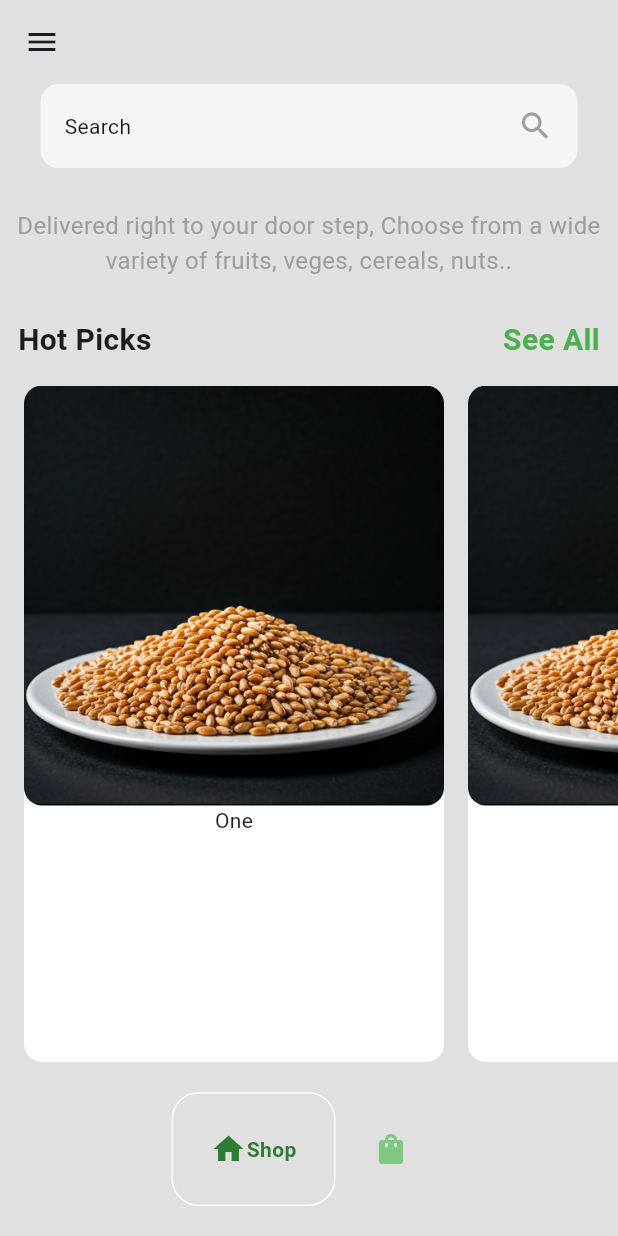
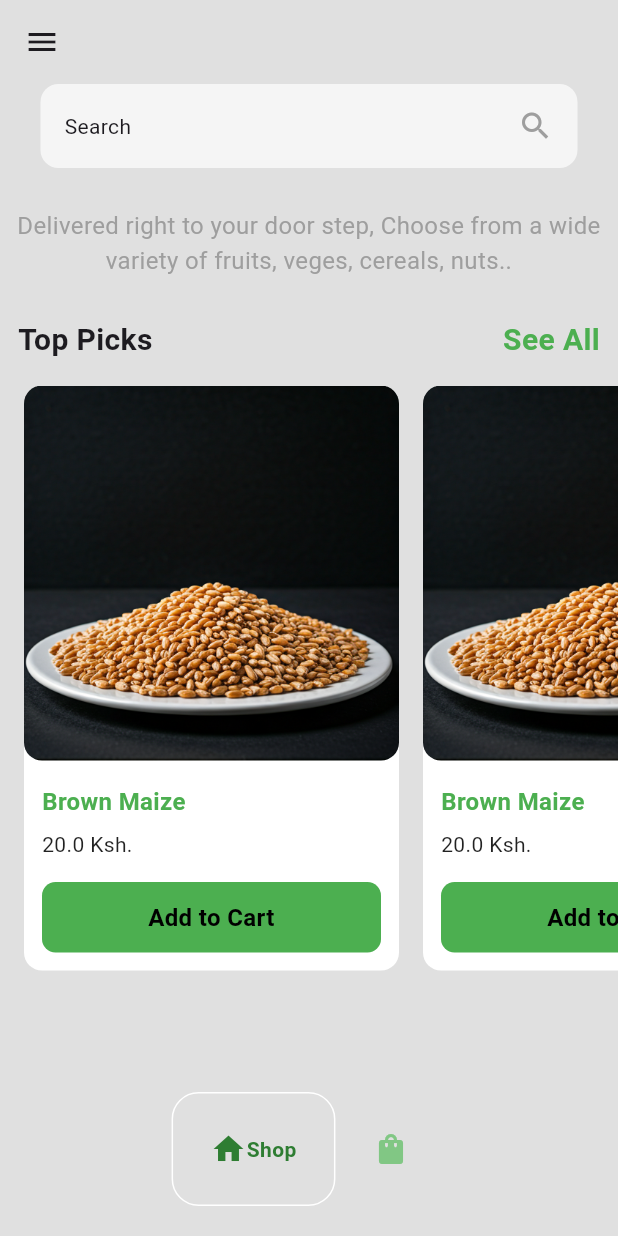
Before and after one commit to gflexx/minimal_ecommerce_app, a Flutter app: the HomePage screen opened directly, on a phone screen of 412 x 824 dp. Run offline on Flutter 3.47's test engine with Material 3 defaults, Android fonts, the light colour scheme and no system bars; drawn by our look-alikes of google_nav_bar.

Commit message:
Updated item UI

```diff
--- a/lib/components/item_tile.dart
+++ b/lib/components/item_tile.dart
@@ -9,23 +9,69 @@ class ItemTile extends StatelessWidget {
   Widget build(BuildContext context) {
     return Container(
       margin: EdgeInsets.only(left: 16),
-      width: 280,
+      width: 250,
+      // height: 500,
       decoration: BoxDecoration(
         color: Colors.white,
         borderRadius: BorderRadius.circular(12),
       ),
       child: Column(
+        mainAxisSize: MainAxisSize.min,
         children: [
           //  item image
           ClipRRect(
             borderRadius: BorderRadius.circular(12),
-            child: Image.asset(
-              item.imageUrl
+            child: Image.asset(item.imageUrl, fit: BoxFit.cover),
+          ),
+
+          Padding(
+            padding: const EdgeInsets.all(12.0),
+            child: Column(
+              crossAxisAlignment: CrossAxisAlignment.start,
+              mainAxisAlignment: MainAxisAlignment.spaceAround,
+              children: [
+                // item name
+                Padding(
+                  padding: const EdgeInsets.symmetric(vertical: 4),
+                  child: Text(
+                    item.name,
+                    style: TextStyle(
+                      color: Colors.green,
+                      fontWeight: FontWeight.bold,
+                      fontSize: 16,
+                    ),
+                  ),
+                ),
+
+                Padding(
+                  padding: const EdgeInsets.symmetric(vertical: 3),
+                  child: Text(
+                    '${item.price} Ksh.',
+                    style: TextStyle(color: Colors.black87),
+                  ),
+                ),
+
+                Container(
+                  width: double.infinity,
+                  margin: EdgeInsets.only(top:12),
+                  padding: EdgeInsets.all(12),
+                  decoration: BoxDecoration(
+                    borderRadius: BorderRadius.circular(9),
+                    color: Colors.green
+                  ),
+                  child: Text(
+                    'Add to Cart',
+                    style: TextStyle(
+                      color: Colors.black,
+                      fontWeight: FontWeight.bold,
+                      fontSize: 16,
+                    ),
+                    textAlign: TextAlign.center,
+                  ),
+                ),
+              ],
             ),
           ),
-
-          // name
-          Text(item.name)
         ],
       ),
     );
--- a/lib/pages/shop_page.dart
+++ b/lib/pages/shop_page.dart
@@ -52,7 +52,7 @@ class _ShopPageState extends State<ShopPage> {
             mainAxisAlignment: MainAxisAlignment.spaceBetween,
             children: [
               Text(
-                'Hot Picks',
+                'Top Picks',
                 style: TextStyle(fontWeight: FontWeight.bold, fontSize: 20),
               ),
               Text(
@@ -69,15 +69,16 @@ class _ShopPageState extends State<ShopPage> {
 
         SizedBox(height: 16),
 
-        Expanded(
+        SizedBox(
+          height: 390,
           child: ListView.builder(
             itemCount: 4,
             scrollDirection: Axis.horizontal,
             itemBuilder: (context, index) {
               return ItemTile(
                 item: Item(
-                  name: 'One',
-                  description: 'Descri',
+                  name: 'Brown Maize',
+                  description: 'Lorem ispum something seems improtant or not',
                   price: 20,
                   imageUrl: 'images/cereals.png',
                 ),
```
